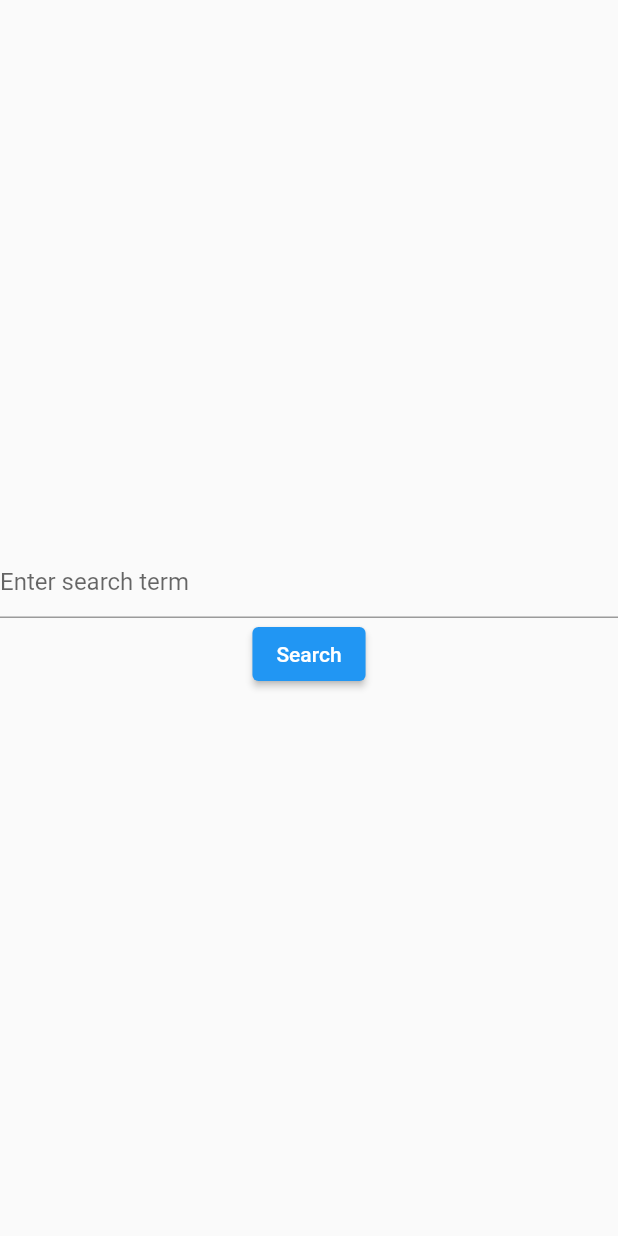
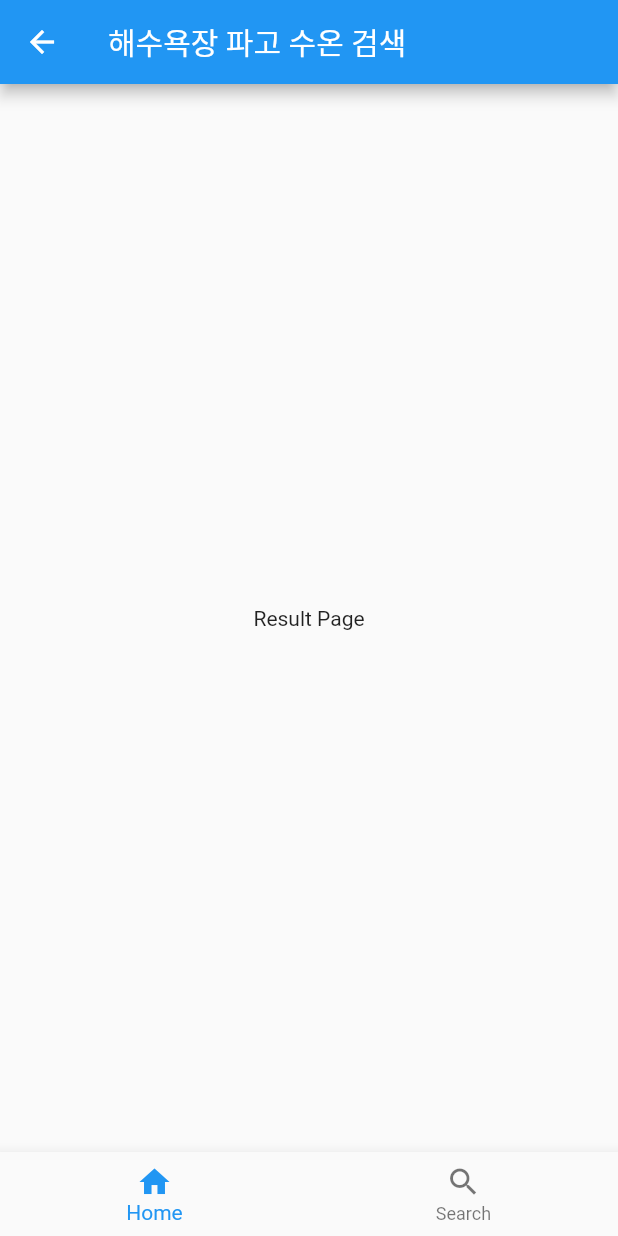
Before and after one commit to okdoittttt/flutter_weather_app, a Flutter app: the SearchPageWidget screen opened directly, after a tap on "Search", on a phone screen of 412 x 824 dp. Run offline on Flutter 3.47's test engine with Material 2 defaults, Android fonts, the phone set to English and light mode, and no system bars.

Commit message:
검색결과 페이지 구현

```diff
--- /dev/null
+++ b/lib/api/apikey.dart
@@ -0,0 +1,64 @@
+import 'package:flutter/material.dart';
+import 'package:http/http.dart' as http;
+import 'dart:convert';
+
+class WeatherData {
+  String wh = '';
+  String tw = '';
+
+  Future<void> fetchWeatherData() async {
+    String apiKey = '02SHyeeMpPJ4WmYMDEx0DhbQct0Tabw72Cbjx%2F2bA74liMAWfrHzxIr%2B7REGyRmluul5p3G3viaGdqKS%2F0fEtQ%3D%3D';
+
+    // Get Json Data of WH
+    String urlWh =
+        'https://apis.data.go.kr/1360000/BeachInfoservice/getWhBuoyBeach?serviceKey=$apiKey&numOfRows=1&pageNo=10&dataType=JSON&beach_num=306&searchTime=202304011104';
+    var responseWh = await http.get(Uri.parse(urlWh));
+    var jsonDataWh = jsonDecode(responseWh.body);
+
+    // Get Json Data of TW
+    String urlTw =
+        'https://apis.data.go.kr/1360000/BeachInfoservice/getTwBuoyBeach?serviceKey=$apiKey&numOfRows=1&pageNo=10&dataType=JSON&beach_num=306&searchTime=202205011600';
+    var responseTw = await http.get(Uri.parse(urlTw));
+    var jsonDataTw = jsonDecode(responseTw.body);
+
+    var whJsonGet = jsonDataWh['response']['body']['items']['item'];
+    var twJsonGet = jsonDataTw['response']['body']['items']['item'];
+    var whDic = Map<String, dynamic>.from(whJsonGet[0]);
+    var twDic = Map<String, dynamic>.from(twJsonGet[0]);
+    wh = whDic['wh'];
+    tw = twDic['tw'];
+  }
+}
+
+void main() async {
+  var weatherData = WeatherData();
+  await weatherData.fetchWeatherData();
+
+  runApp(MyApp(weatherData: weatherData));
+}
+
+class MyApp extends StatelessWidget {
+  final WeatherData weatherData;
+
+  const MyApp({required this.weatherData, Key? key}) : super(key: key);
+
+  @override
+  Widget build(BuildContext context) {
+    return MaterialApp(
+      home: Scaffold(
+        appBar: AppBar(
+          title: const Text('해수욕장 파고 수온'),
+        ),
+        body: Center(
+          child: Column(
+            mainAxisAlignment: MainAxisAlignment.spaceEvenly,
+            children: [
+              Text('파고: ${weatherData.wh} m'),
+              Text('수온: ${weatherData.tw} °C'),
+            ],
+          ),
+        ),
+      ),
+    );
+  }
+}
--- a/lib/pages/searchpage.dart
+++ b/lib/pages/searchpage.dart
@@ -1,5 +1,6 @@
 import 'package:flutter/cupertino.dart';
 import 'package:flutter/material.dart';
+import 'package:weatherapp/result.dart';
 
 class SearchPageWidget extends StatefulWidget {
   const SearchPageWidget({super.key});
@@ -37,6 +38,9 @@ class _SearchPageWidgetState extends State<SearchPageWidget> {
               ),
             ),
             ElevatedButton(onPressed: (){
+              Navigator.push(
+                  context,
+                  MaterialPageRoute(builder: (context) => ResultPage()));
               print('Search Term : $search_term');
             }, child: Text('Search'))
           ],
--- /dev/null
+++ b/lib/result.dart
@@ -0,0 +1,29 @@
+import 'package:flutter/cupertino.dart';
+import 'package:flutter/material.dart';
+
+import 'bottombar/bottombar.dart';
+
+class ResultPage extends StatefulWidget {
+  const ResultPage({super.key});
+
+  @override
+  State<ResultPage> createState() => _ResultPageState();
+}
+
+class _ResultPageState extends State<ResultPage> {
+  @override
+  Widget build(BuildContext context) {
+    return Scaffold(
+      appBar: AppBar(title: Text('해수욕장 파고 수온 검색'),),
+      body: Center(
+        child: Column(
+          mainAxisAlignment: MainAxisAlignment.center,
+          children: [
+            Text("Result Page")
+          ],
+        ),
+      ),
+      bottomNavigationBar: BottomBar(),
+    );
+  }
+}
```
